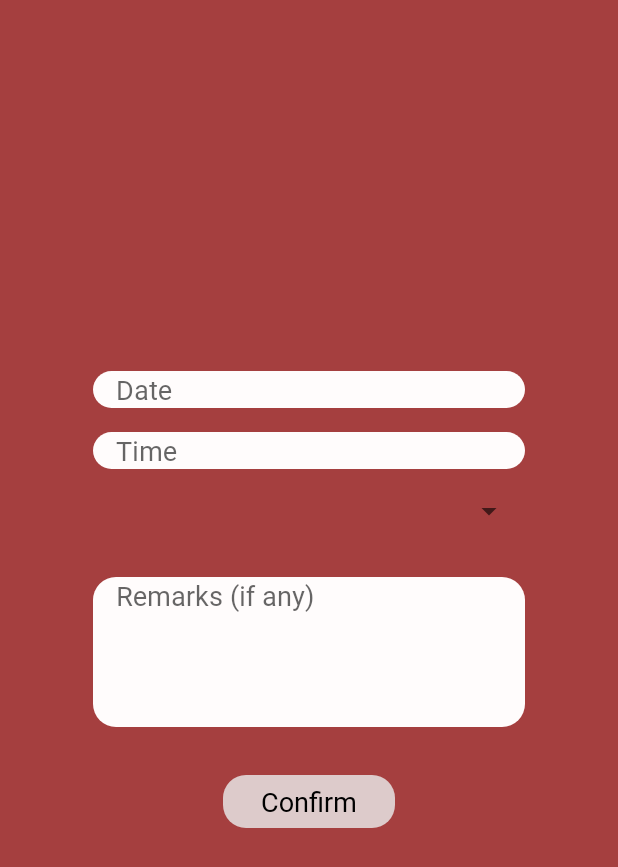
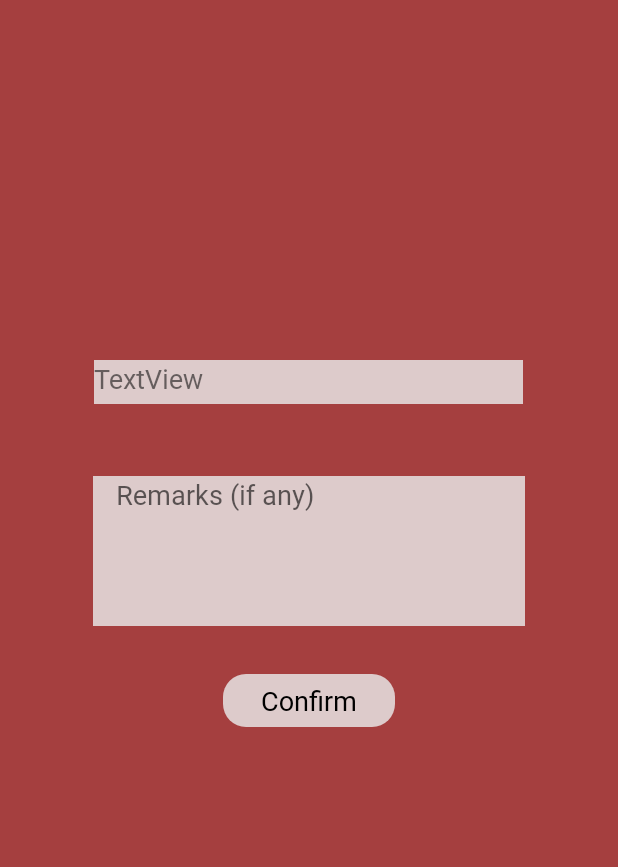
Before and after one commit to hrmck/2020UoAHackathon, an Android app: the layout activity_payment.xml on its own in the app's theme, with its tools: preview values and no code run, on a phone screen of 412 x 824 dp. Shown: the top 867 px of the screen. Run offline under Robolectric (Android 15) with nearby library versions, the phone set to English and light mode, and no system bars.

Commit message:
Date and Time on paymentactivity page resolved.

```diff
--- a/app/src/main/java/com/example/inlocker/ProductInfoActivity.java
+++ b/app/src/main/java/com/example/inlocker/ProductInfoActivity.java
@@ -58,7 +58,7 @@ public class ProductInfoActivity extends AppCompatActivity implements View.OnCli
         TAG = getApplicationContext().toString();
         user = fAuth.getCurrentUser();
         uid = user.getUid();
-        collectionProduct = fStore.collection("purchaseHistory").document(uid);
+        collectionProduct = fStore.collection("buyerList").document(uid);
 
         String productItemID = getIntent().getStringExtra("productItemDocumentID");
         String storeID = getIntent().getStringExtra("storeDocumentID");
@@ -153,7 +153,7 @@ public class ProductInfoActivity extends AppCompatActivity implements View.OnCli
         Map<String, Object> item = new HashMap<>();
         item.put("Order", order);
 
-        collectionProduct.set(item).addOnSuccessListener(new OnSuccessListener<Void>() {
+        collectionProduct.update(item).addOnSuccessListener(new OnSuccessListener<Void>() {
             @Override
             public void onSuccess(Void aVoid) {
                 Toast.makeText(getApplicationContext(), "Info saved", Toast.LENGTH_SHORT).show();
--- a/app/src/main/res/layout/activity_payment.xml
+++ b/app/src/main/res/layout/activity_payment.xml
@@ -6,46 +6,23 @@
     android:layout_height="match_parent"
     tools:context=".PaymentActivity">
 
-    <EditText
-        android:id="@+id/date_confirm_editText"
-        android:layout_width="0dp"
-        android:layout_height="wrap_content"
-        android:ems="10"
-        android:hint="@string/date"
-        android:inputType="date"
-        app:layout_constraintEnd_toStartOf="@+id/vertical2_confrim_guideline"
-        app:layout_constraintHorizontal_bias="0.5"
-        app:layout_constraintStart_toStartOf="@+id/vertical1_confirm_guideline"
-        app:layout_constraintTop_toTopOf="@+id/horizontal1_confirm_guideline" />
-
-    <EditText
-        android:id="@+id/time_confirm_editText"
-        android:layout_width="0dp"
-        android:layout_height="wrap_content"
-        android:layout_marginTop="16dp"
-        android:ems="10"
-        android:hint="@string/time"
-        android:inputType="time"
-        app:layout_constraintEnd_toStartOf="@+id/vertical2_confrim_guideline"
-        app:layout_constraintHorizontal_bias="0.5"
-        app:layout_constraintStart_toStartOf="@+id/vertical1_confirm_guideline"
-        app:layout_constraintTop_toBottomOf="@+id/date_confirm_editText" />
-
     <Spinner
         android:id="@+id/paymentType_confirm_spinner"
         android:layout_width="0dp"
         android:layout_height="wrap_content"
         android:layout_marginTop="16dp"
+        android:background="#DDCBCB"
         app:layout_constraintEnd_toStartOf="@+id/vertical2_confrim_guideline"
-        app:layout_constraintHorizontal_bias="0.5"
+        app:layout_constraintHorizontal_bias="0.0"
         app:layout_constraintStart_toStartOf="@+id/vertical1_confirm_guideline"
-        app:layout_constraintTop_toBottomOf="@+id/time_confirm_editText" />
+        app:layout_constraintTop_toBottomOf="@+id/setTimeEditText" />
 
     <EditText
         android:id="@+id/remarks_confirm_editText"
         android:layout_width="0dp"
         android:layout_height="100dp"
         android:layout_marginTop="32dp"
+        android:background="#DDCBCB"
         android:ems="10"
         android:gravity="start|top"
         android:hint="@string/remarks"
@@ -61,6 +38,7 @@
         android:layout_width="wrap_content"
         android:layout_height="wrap_content"
         android:layout_marginTop="32dp"
+        android:backgroundTint="#DDCBCB"
         android:text="@string/confirm"
         app:layout_constraintEnd_toEndOf="parent"
         app:layout_constraintHorizontal_bias="0.5"
@@ -88,4 +66,17 @@
         android:orientation="vertical"
         app:layout_constraintGuide_percent="0.85" />
 
+    <TextView
+        android:id="@+id/setTimeEditText"
+        android:layout_width="286dp"
+        android:layout_height="29dp"
+        android:layout_marginTop="240dp"
+        android:background="#DDCBCB"
+        android:text="TextView"
+        android:textSize="18sp"
+        app:layout_constraintEnd_toEndOf="parent"
+        app:layout_constraintHorizontal_bias="0.496"
+        app:layout_constraintStart_toStartOf="parent"
+        app:layout_constraintTop_toTopOf="parent" />
+
 </androidx.constraintlayout.widget.ConstraintLayout>
```
Also changed, not shown: app/src/main/java/com/example/inlocker/CartActivity.java (+8 -5 lines), app/src/main/java/com/example/inlocker/PaymentActivity.java (+19 -1 lines), app/src/main/res/layout/activity_cart.xml (+6 -3 lines).
